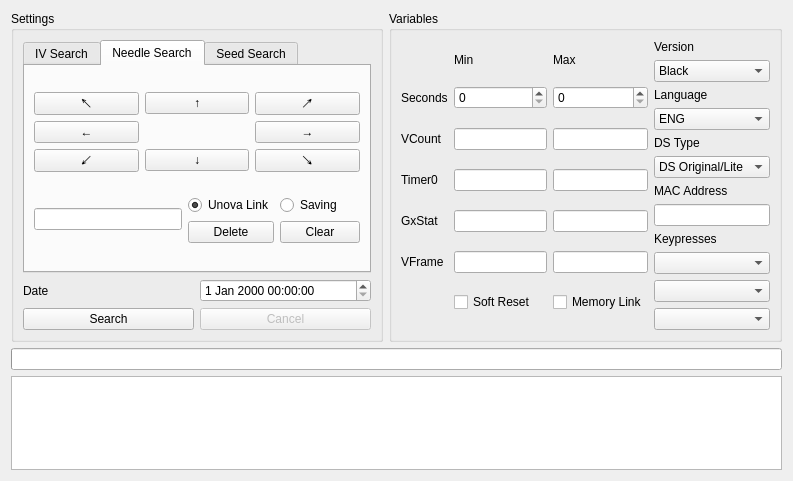
Admiral-Fish/PokeFinder, file Source/Form/Gen5/Profile/ProfileCalibrator5.ui: the form before one commit.
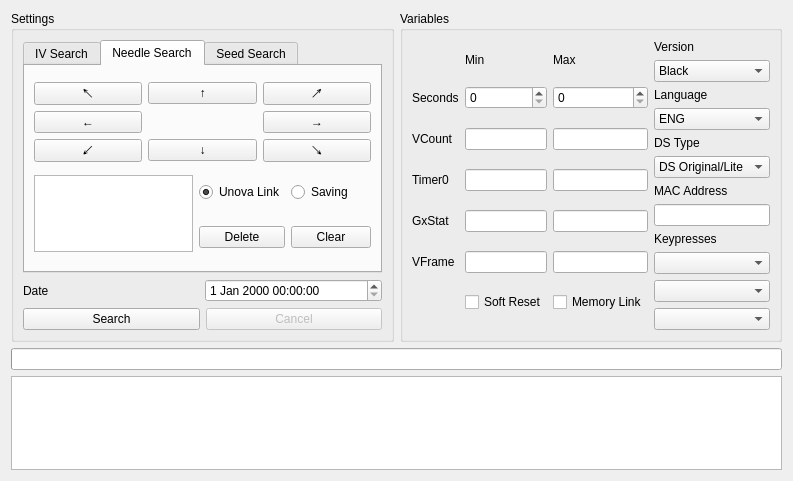
The form after the commit. The open tabs and pages were chosen to show the change. Custom widgets are drawn as their Qt base class.

```diff
--- a/Source/Form/Gen5/Profile/ProfileCalibrator5.ui
+++ b/Source/Form/Gen5/Profile/ProfileCalibrator5.ui
@@ -90,8 +90,48 @@
          <attribute name="title">
           <string>Needle Search</string>
          </attribute>
-         <layout class="QGridLayout" name="gridLayout_10">
-          <item row="0" column="0" colspan="2">
+         <layout class="QGridLayout" name="gridLayout_6">
+          <item row="1" column="0" rowspan="2">
+           <widget class="QListWidget" name="listWidgetNeedles"/>
+          </item>
+          <item row="1" column="1">
+           <widget class="QRadioButton" name="radioButtonUnovaLink">
+            <property name="text">
+             <string>Unova Link</string>
+            </property>
+            <property name="checked">
+             <bool>true</bool>
+            </property>
+            <attribute name="buttonGroup">
+             <string notr="true">buttonGroupNeedleType</string>
+            </attribute>
+           </widget>
+          </item>
+          <item row="1" column="2">
+           <widget class="QRadioButton" name="radioButtonSaving">
+            <property name="text">
+             <string>Saving</string>
+            </property>
+            <attribute name="buttonGroup">
+             <string notr="true">buttonGroupNeedleType</string>
+            </attribute>
+           </widget>
+          </item>
+          <item row="2" column="1">
+           <widget class="QPushButton" name="pushButtonDelete">
+            <property name="text">
+             <string>Delete</string>
+            </property>
+           </widget>
+          </item>
+          <item row="2" column="2">
+           <widget class="QPushButton" name="pushButtonClear">
+            <property name="text">
+             <string>Clear</string>
+            </property>
+           </widget>
+          </item>
+          <item row="0" column="0" colspan="3">
            <layout class="QGridLayout" name="gridLayout_8">
             <item row="0" column="0">
              <widget class="QPushButton" name="pushButtonUpLeft">
@@ -175,54 +215,6 @@
             </item>
            </layout>
           </item>
-          <item row="1" column="0">
-           <widget class="QLineEdit" name="lineEditNeedles">
-            <property name="readOnly">
-             <bool>true</bool>
-            </property>
-           </widget>
-          </item>
-          <item row="1" column="1">
-           <layout class="QGridLayout" name="gridLayout_9">
-            <item row="0" column="0">
-             <widget class="QRadioButton" name="radioButtonUnovaLink">
-              <property name="text">
-               <string>Unova Link</string>
-              </property>
-              <property name="checked">
-               <bool>true</bool>
-              </property>
-              <attribute name="buttonGroup">
-               <string notr="true">buttonGroupNeedleType</string>
-              </attribute>
-             </widget>
-            </item>
-            <item row="0" column="1">
-             <widget class="QRadioButton" name="radioButtonSaving">
-              <property name="text">
-               <string>Saving</string>
-              </property>
-              <attribute name="buttonGroup">
-               <string notr="true">buttonGroupNeedleType</string>
-              </attribute>
-             </widget>
-            </item>
-            <item row="1" column="0">
-             <widget class="QPushButton" name="pushButtonDelete">
-              <property name="text">
-               <string>Delete</string>
-              </property>
-             </widget>
-            </item>
-            <item row="1" column="1">
-             <widget class="QPushButton" name="pushButtonClear">
-              <property name="text">
-               <string>Clear</string>
-              </property>
-             </widget>
-            </item>
-           </layout>
-          </item>
          </layout>
         </widget>
         <widget class="QWidget" name="tabSeed">
```
Left out of the diff: 2 changed lines with no effect on the pictures.
